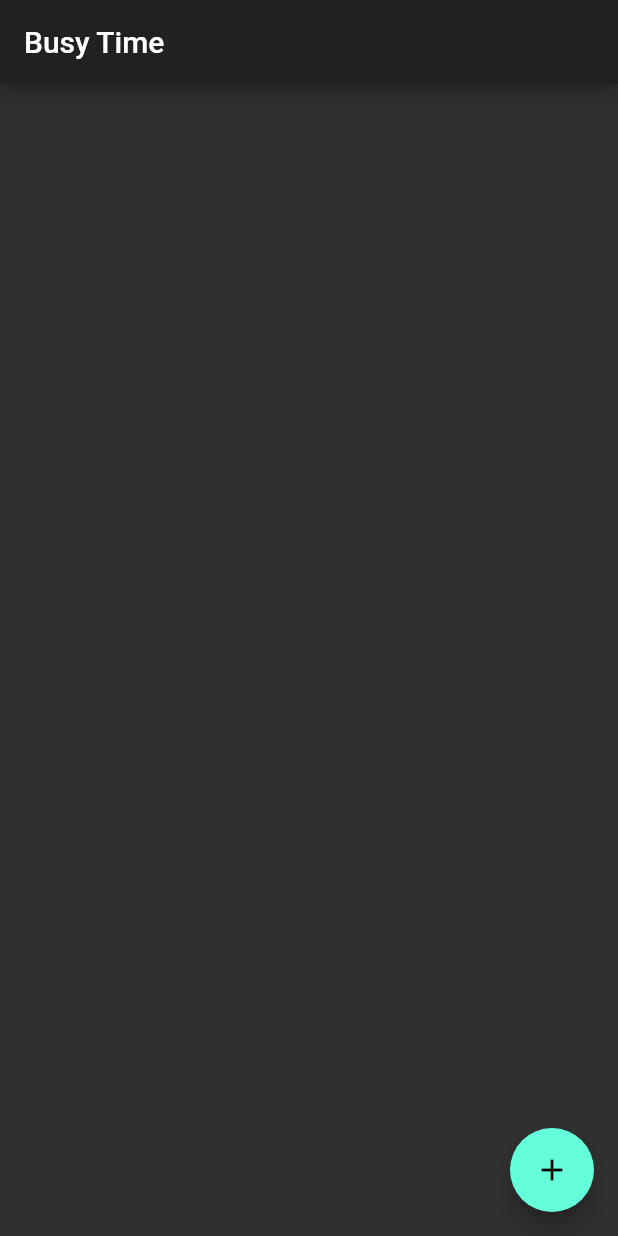
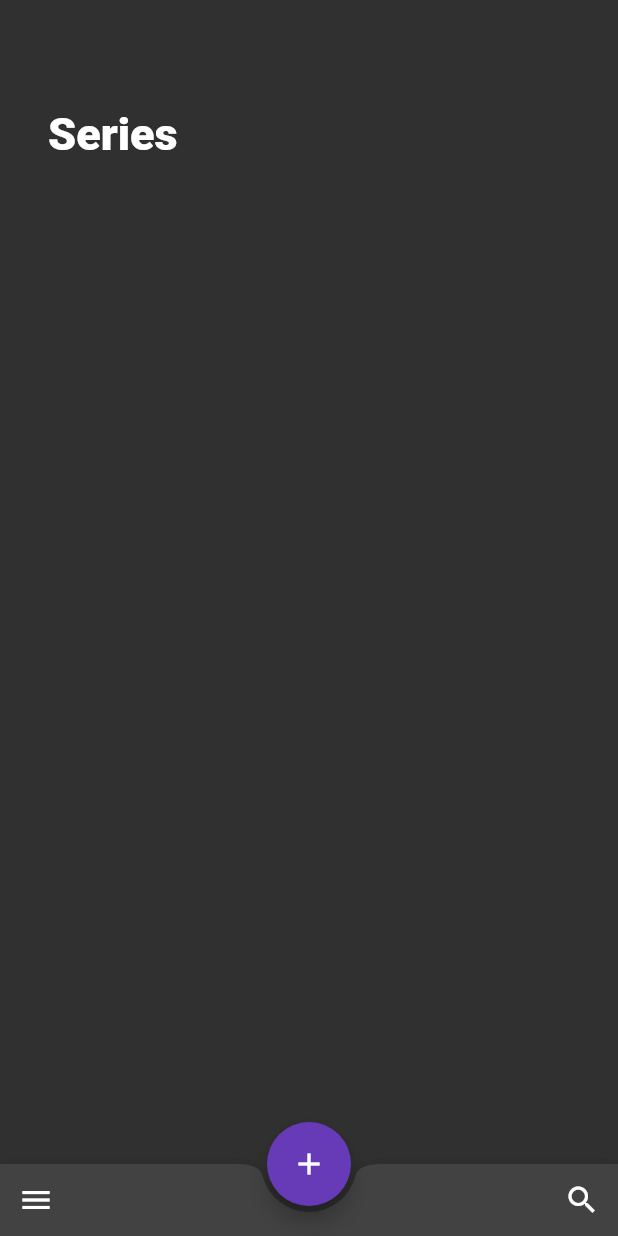
Before and after one commit to luizcasula/busy_time_app, a Flutter app: the screen it shows after launch, on a phone screen of 412 x 824 dp. Run offline on Flutter 3.47's test engine with Material 2 defaults, Android fonts, the phone set to English and light mode, and no system bars; our stand-ins replace dio, flutter_mobx, mobx; generated files the repository leaves out were written again.

Commit message:
update layout

```diff
--- a/lib/views/home_view.dart
+++ b/lib/views/home_view.dart
@@ -13,41 +13,74 @@ class HomeView extends StatefulWidget {
 
 class _HomeViewState extends State<HomeView> {
   final HomeController _controller = HomeController();
+  final ScrollController scrollController = ScrollController();
 
   @override
   Widget build(BuildContext context) {
     return Scaffold(
-      appBar: AppBar(
-        title: Text("Busy Time"),
+      //appBar: AppBar(title: Text("Busy Time")),
+      bottomNavigationBar: BottomAppBar(
+        shape: CircularNotchedRectangle(),
+        child: Row(
+          mainAxisSize: MainAxisSize.max,
+          mainAxisAlignment: MainAxisAlignment.spaceBetween,
+          children: <Widget>[
+            IconButton(
+              icon: Icon(Icons.menu),
+              color: Colors.white,
+              onPressed: () {},
             ),
+            IconButton(
+              icon: Icon(Icons.search),
+              color: Colors.white,
+              onPressed: () {},
+            ),
+          ],
+        ),
+      ),
+      floatingActionButtonLocation: FloatingActionButtonLocation.centerDocked,
       floatingActionButton: FloatingActionButton(
-        child: Icon(Icons.add),
+        child: Icon(Icons.add, color: Colors.white,),
+        backgroundColor: Colors.deepPurple,
         onPressed: () async {
           String query = await showSearch(
             context: context,
             delegate: CustomSearchDelagate(hintText: 'Series or Movies'),
           );
-          if (query != null) {
+          if (query != '') {
             await _controller.getContent(query);
           }
         },
       ),
-      body: SingleChildScrollView(
-        child: Container(
+      body: Container(
+        //color: Colors.grey,
+        //height: 520,
         padding: EdgeInsets.all(16),
-          height: double.maxFinite,
+        child: Column(
+          crossAxisAlignment: CrossAxisAlignment.stretch,
+          children: <Widget>[
+            Padding(
+              padding: const EdgeInsets.fromLTRB(16, 56, 0, 16),
+              child: Text(
+                "Series",
+                style: TextStyle(fontSize: 30, fontWeight: FontWeight.w900),
+              ),
+            ),
+            Expanded(
               child: Observer(
                 builder: (context) {
                   return _controller.status
-                  ? _controller.listContent == null
+                      ? _controller.listContent == []
                           ? Center(
-                          child: Text("empty"),
+                              child: Text("Nenhum"),
                             )
                           : ListView.builder(
                               itemCount: _controller.listContent.length,
                               itemBuilder: (context, index) {
-                            print("item builder index: " + index.toString());
-                            ContentModel model = _controller.listContent[index];
+                                print(
+                                    "item builder index: " + index.toString());
+                                ContentModel model =
+                                    _controller.listContent[index];
                                 return ListTile(
                                   title: Text(model.name),
                                 );
@@ -59,6 +92,8 @@ class _HomeViewState extends State<HomeView> {
                 },
               ),
             ),
+          ],
+        ),
       ),
     );
   }
```
Lines whose indentation alone changed are shown as unchanged.
